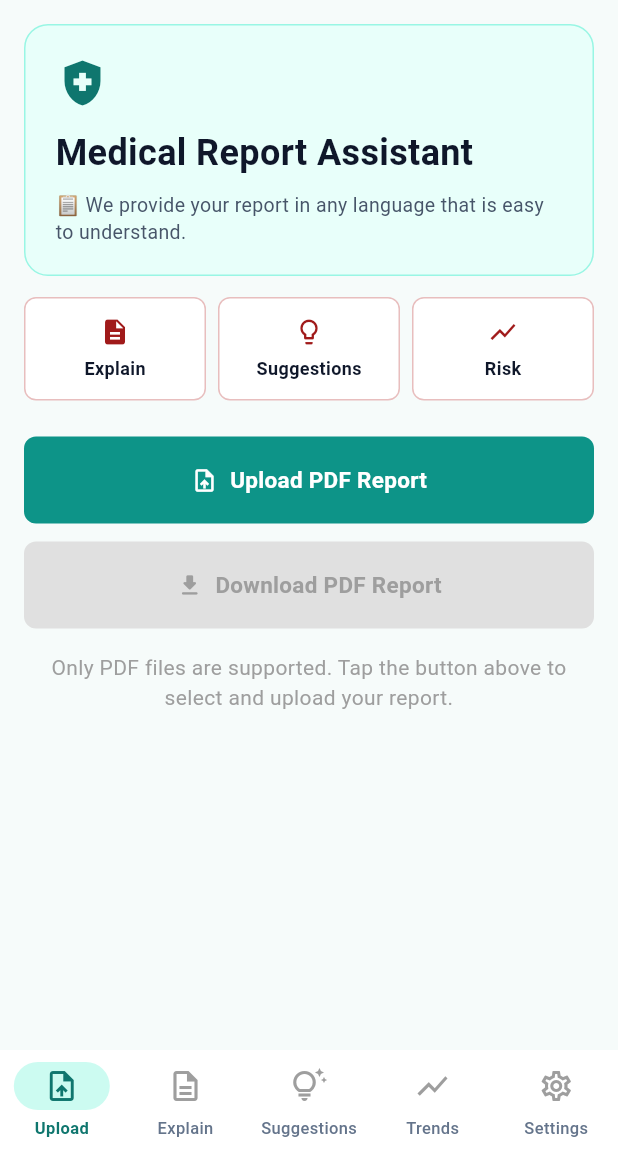
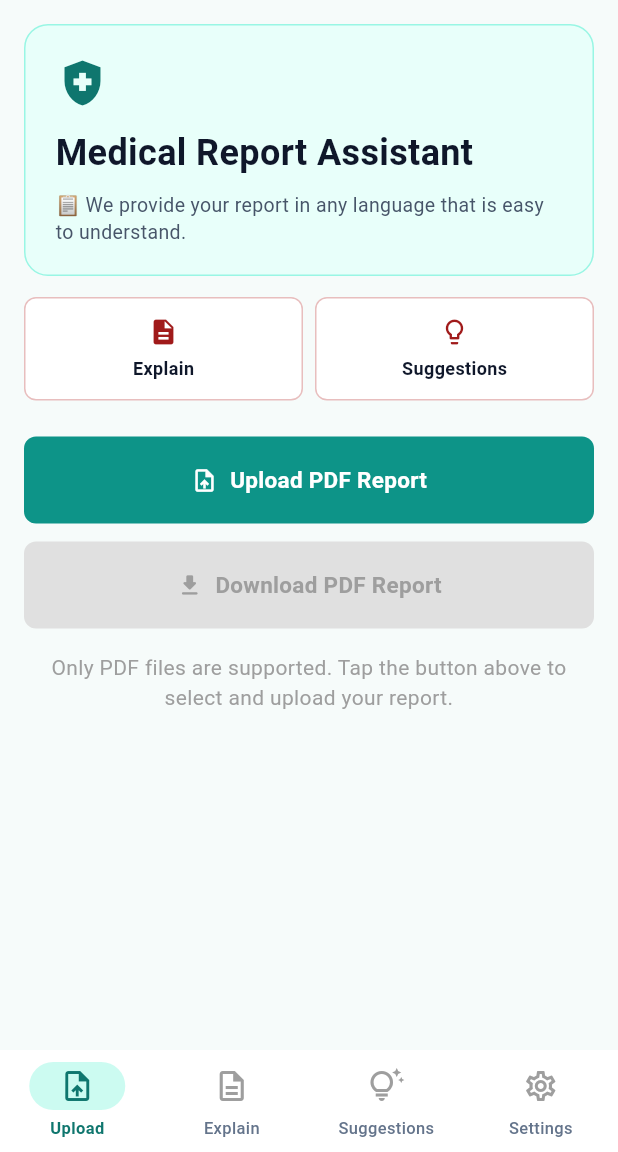
Before and after one commit to raghavmittal429-hash/Medical-Translation, a Flutter app: the screen it shows after launch, on a phone screen of 412 x 824 dp, the part 84-1236 px from its top. Run offline on Flutter 3.47's test engine with Material 3 defaults, Android fonts, the phone set to English and light mode, and no system bars; our stand-ins replace file_picker, fl_chart, flutter_tts, pdf; missing offline and left inert: dart:html.

Commit message:
Remove trends and risk navigation

```diff
--- a/flutter_app/lib/main.dart
+++ b/flutter_app/lib/main.dart
@@ -1072,7 +1072,6 @@ class _HomePageState extends State<HomePage> {
               _buildUploadTab(),
               _buildExplainTab(),
               _buildSuggestionsTab(),
-              _buildTrendsTab(),
               _buildSettingsTab(),
             ],
           ),
@@ -1146,11 +1145,6 @@ class _HomePageState extends State<HomePage> {
             label: 'Suggestions',
           ),
           NavigationDestination(
-            icon: Icon(Icons.show_chart, color: Colors.grey),
-            selectedIcon: Icon(Icons.show_chart, color: Color(0xFF0F766E)),
-            label: 'Trends',
-          ),
-          NavigationDestination(
             icon: Icon(Icons.settings_outlined, color: Colors.grey),
             selectedIcon: Icon(Icons.settings, color: Color(0xFF0F766E)),
             label: 'Settings',
@@ -1196,8 +1190,6 @@ class _HomePageState extends State<HomePage> {
               Expanded(child: _buildFeatureBadge(Icons.description, 'Explain')),
               const SizedBox(width: 8),
               Expanded(child: _buildFeatureBadge(Icons.lightbulb_outline, 'Suggestions')),
-              const SizedBox(width: 8),
-              Expanded(child: _buildFeatureBadge(Icons.show_chart, 'Risk')),
             ],
           ),
           const SizedBox(height: 24),
```
